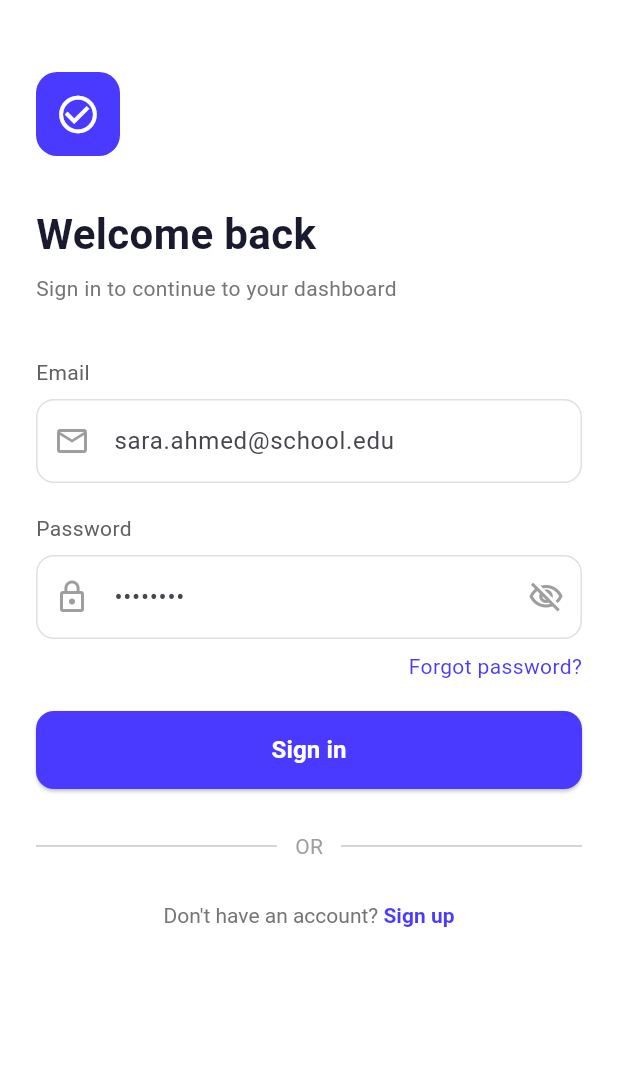
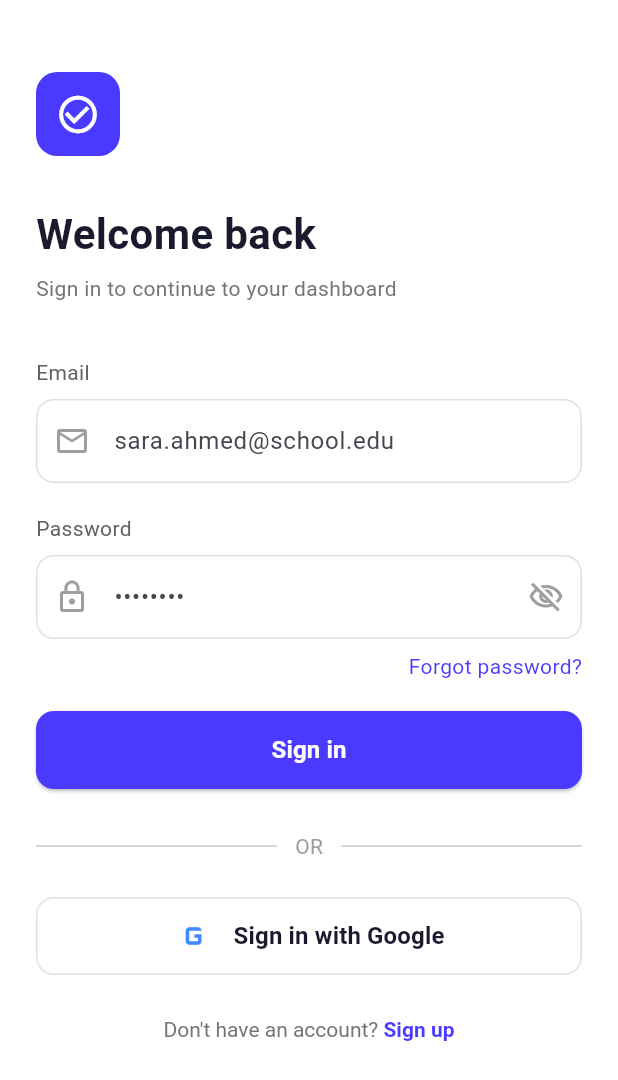
Before and after one commit to Sehar-1207/Flutter-Frontend, a Flutter app: the screen it shows after launch, on a phone screen of 412 x 824 dp. Shown: the top 1080 px of the screen. Run offline on Flutter 3.47's test engine with Material 3 defaults, Android fonts, the light colour scheme and no system bars; our stand-ins replace firebase_auth, firebase_core, get, get_storage, google_sign_in; accounts and stored records are empty; network calls fail.

Commit message:
Complete Integrate Sign in with Google

```diff
--- a/lib/main.dart
+++ b/lib/main.dart
@@ -1,9 +1,13 @@
 import 'package:flutter/material.dart';
 import 'package:get/get.dart';
 import 'package:get_storage/get_storage.dart';
+import 'package:firebase_core/firebase_core.dart';
 import 'routes/app_routes.dart';
 
 void main() async {
+  WidgetsFlutterBinding.ensureInitialized();
+  // Initialize Firebase
+  await Firebase.initializeApp();
   // Initialize local storage before running app
   await GetStorage.init();
   runApp(const AttendApp());
--- a/lib/views/auth/login_screen.dart
+++ b/lib/views/auth/login_screen.dart
@@ -159,6 +159,46 @@ class LoginScreen extends StatelessWidget {
                 ],
               ),
 
+              const SizedBox(height: 24),
+
+              // Google Sign In button
+              Obx(() => SizedBox(
+                    width: double.infinity,
+                    height: 52,
+                    child: OutlinedButton(
+                      onPressed: _auth.isLoading.value
+                          ? null
+                          : () => _auth.loginWithGoogle(),
+                      style: OutlinedButton.styleFrom(
+                        side: BorderSide(color: Colors.grey.shade300),
+                        shape: RoundedRectangleBorder(
+                          borderRadius: BorderRadius.circular(12),
+                        ),
+                      ),
+                      child: Row(
+                        mainAxisAlignment: MainAxisAlignment.center,
+                        children: [
+                          Image.network(
+                            'https://upload.wikimedia.org/wikipedia/commons/thumb/c/c1/Google_%22G%22_logo.svg/1024px-Google_%22G%22_logo.svg.png',
+                            height: 24,
+                            errorBuilder: (context, error, stackTrace) =>
+                                const Icon(Icons.g_mobiledata,
+                                    color: Colors.blueAccent, size: 28),
+                          ),
+                          const SizedBox(width: 12),
+                          const Text(
+                            'Sign in with Google',
+                            style: TextStyle(
+                              fontSize: 16,
+                              fontWeight: FontWeight.w600,
+                              color: Color(0xFF1A1A2E),
+                            ),
+                          ),
+                        ],
+                      ),
+                    ),
+                  )),
+
               const SizedBox(height: 28),
 
               // Sign up link (only students can self-register)
@@ -168,8 +208,7 @@ class LoginScreen extends StatelessWidget {
                   child: RichText(
                     text: TextSpan(
                       text: "Don't have an account? ",
-                      style:
-                          TextStyle(color: Colors.grey[600], fontSize: 14),
+                      style: TextStyle(color: Colors.grey[600], fontSize: 14),
                       children: const [
                         TextSpan(
                           text: 'Sign up',
--- a/pubspec.yaml
+++ b/pubspec.yaml
@@ -30,6 +30,11 @@ dependencies:
   get_storage: ^2.1.1
   # HTTP requests
   http: ^1.2.2
+
+  firebase_core: ^3.15.2
+  firebase_auth: ^5.3.1
+  google_sign_in: ^6.2.1
+
   cupertino_icons: ^1.0.6
 
 dependency_overrides:
```
Also changed, not shown: lib/controllers/auth_controller.dart (+51 -0 lines), lib/services/api_service.dart (+10 -0 lines), pubspec.lock, 6 other files.
